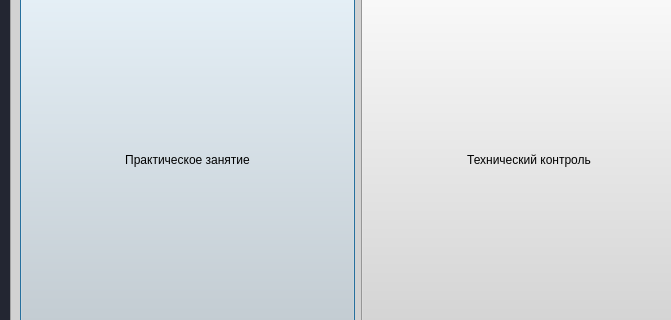
Old version of the form qt/menu.ui in the repository Alexey-Nikolaevic-B/pokazuha; both pictures show x 0 to 671 and y 151 to 471 of the 1058 by 623 pixel window.
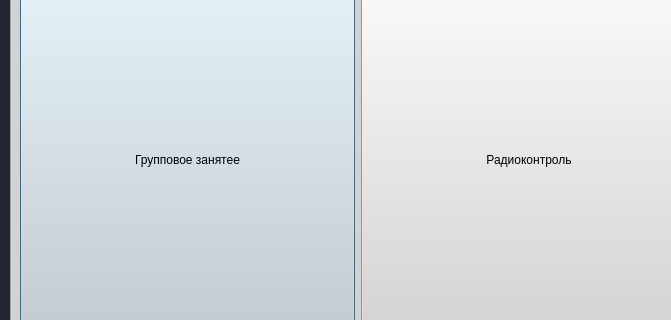
New version of the form.

Diff of the .ui file:
```diff
--- a/qt/menu.ui
+++ b/qt/menu.ui
@@ -69,7 +69,7 @@
 </string>
         </property>
         <property name="text">
-         <string>Практическое занятие</string>
+         <string>Групповое занятее</string>
         </property>
        </widget>
       </item>
@@ -92,7 +92,7 @@
 </string>
         </property>
         <property name="text">
-         <string>Технический контроль</string>
+         <string>Радиоконтроль</string>
         </property>
        </widget>
       </item>
```
